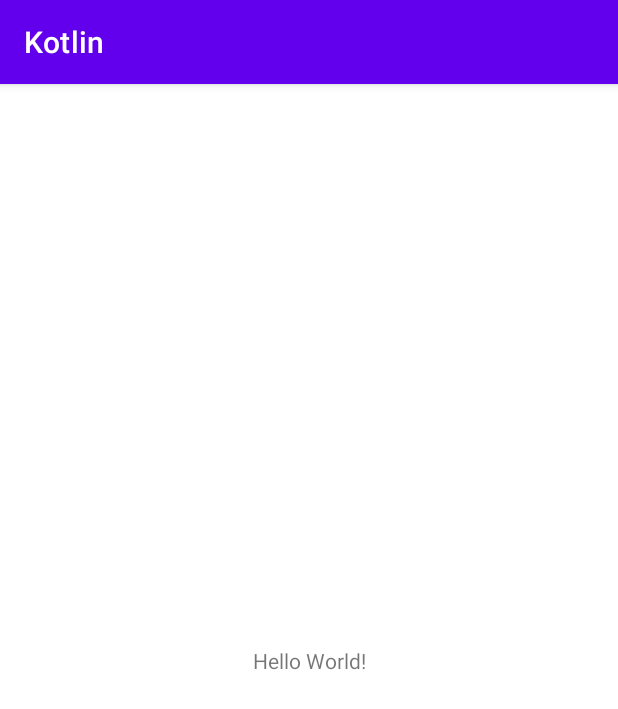
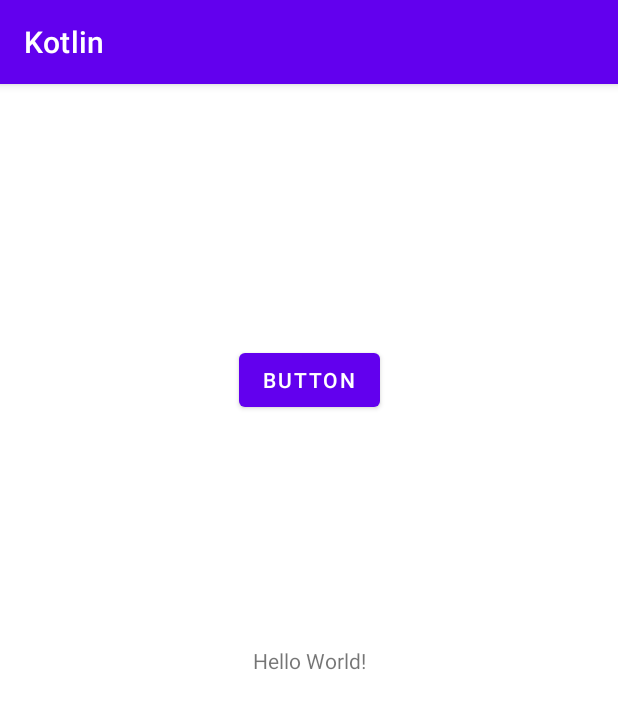
Before and after one commit to neqelovek/Kotlin, an Android app: the screen it shows after launch (MainActivity), on a phone screen of 412 x 824 dp. Shown: the top 709 px of the screen. Run offline under Robolectric (Android 15) with nearby library versions, the phone set to English and light mode, and no system bars.

Commit message:
Create button

```diff
--- a/app/src/main/java/ru/gb/kotlin/MainActivity.kt
+++ b/app/src/main/java/ru/gb/kotlin/MainActivity.kt
@@ -7,5 +7,7 @@ class MainActivity : AppCompatActivity() {
     override fun onCreate(savedInstanceState: Bundle?) {
         super.onCreate(savedInstanceState)
         setContentView(R.layout.activity_main)
+
+
     }
 }
--- a/app/src/main/res/layout/activity_main.xml
+++ b/app/src/main/res/layout/activity_main.xml
@@ -7,13 +7,24 @@
     tools:context=".MainActivity">
 
     <TextView
+        android:id="@+id/text_view"
         android:layout_width="wrap_content"
         android:layout_height="wrap_content"
-        android:text="Hello World!"
+        android:text="@string/hello_world"
         app:layout_constraintBottom_toBottomOf="parent"
         app:layout_constraintLeft_toLeftOf="parent"
         app:layout_constraintRight_toRightOf="parent"
         app:layout_constraintTop_toTopOf="parent" />
 
+    <Button
+        android:id="@+id/button"
+        app:layout_constraintBottom_toBottomOf="@id/text_view"
+        app:layout_constraintLeft_toLeftOf="parent"
+        app:layout_constraintRight_toRightOf="parent"
+        app:layout_constraintTop_toTopOf="parent"
+        android:layout_width="wrap_content"
+        android:layout_height="wrap_content"
+        android:text="@string/button"/>
+
 
 </androidx.constraintlayout.widget.ConstraintLayout>
--- a/app/src/main/res/values/strings.xml
+++ b/app/src/main/res/values/strings.xml
@@ -1,3 +1,5 @@
 <resources>
     <string name="app_name">Kotlin</string>
+    <string name="button">Button</string>
+    <string name="hello_world">Hello World!</string>
 </resources>
```
